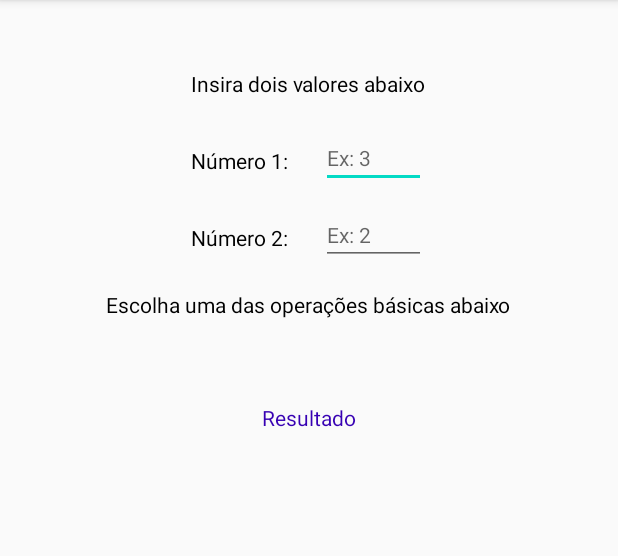
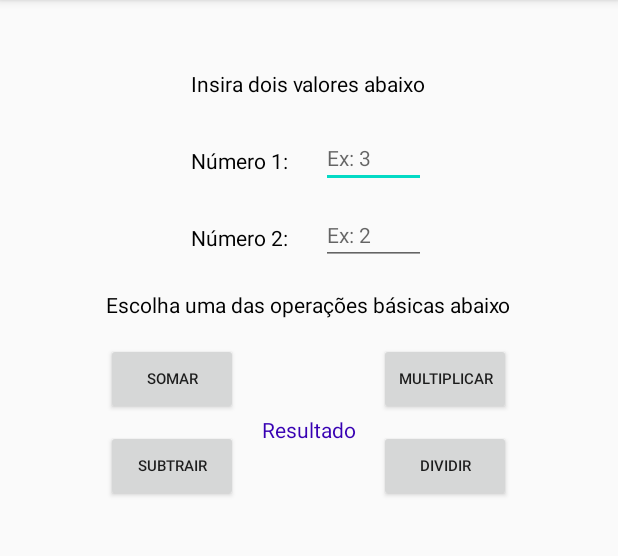
Before and after one commit to LuisGuilhermeCipriani/OperacoesBasicas, an Android app: the screen it shows after launch (MainActivity), on a phone screen of 412 x 824 dp, the part 84-640 px from its top. Run offline under Robolectric (Android 15) with nearby library versions, the phone set to English and light mode, and no system bars.

Commit message:
Adição de botões na tela

```diff
--- a/app/src/main/res/layout/activity_main.xml
+++ b/app/src/main/res/layout/activity_main.xml
@@ -79,10 +79,50 @@
         android:id="@+id/textViewResultado"
         android:layout_width="wrap_content"
         android:layout_height="wrap_content"
-        android:layout_marginTop="56dp"
+        android:layout_marginTop="64dp"
         android:text="Resultado"
         android:textColor="?android:attr/statusBarColor"
         app:layout_constraintEnd_toEndOf="parent"
         app:layout_constraintStart_toStartOf="parent"
         app:layout_constraintTop_toBottomOf="@+id/textViewInformacaoOperacoes" />
+
+    <Button
+        android:id="@+id/buttonSomar"
+        android:layout_width="wrap_content"
+        android:layout_height="wrap_content"
+        android:layout_marginTop="16dp"
+        android:text="Somar"
+        android:textSize="10sp"
+        app:layout_constraintStart_toStartOf="@+id/textViewInformacaoOperacoes"
+        app:layout_constraintTop_toBottomOf="@+id/textViewInformacaoOperacoes" />
+
+    <Button
+        android:id="@+id/buttonMultiplicar"
+        android:layout_width="wrap_content"
+        android:layout_height="wrap_content"
+        android:layout_marginTop="16dp"
+        android:text="Multiplicar"
+        android:textSize="10sp"
+        app:layout_constraintEnd_toEndOf="@+id/textViewInformacaoOperacoes"
+        app:layout_constraintTop_toBottomOf="@+id/textViewInformacaoOperacoes" />
+
+    <Button
+        android:id="@+id/buttonSubtrair"
+        android:layout_width="wrap_content"
+        android:layout_height="wrap_content"
+        android:layout_marginTop="10dp"
+        android:text="Subtrair"
+        android:textSize="10sp"
+        app:layout_constraintStart_toStartOf="@+id/buttonSomar"
+        app:layout_constraintTop_toBottomOf="@+id/buttonSomar" />
+
+    <Button
+        android:id="@+id/buttonDividir"
+        android:layout_width="wrap_content"
+        android:layout_height="wrap_content"
+        android:layout_marginTop="10dp"
+        android:text="Dividir"
+        android:textSize="10sp"
+        app:layout_constraintEnd_toEndOf="@+id/buttonMultiplicar"
+        app:layout_constraintTop_toBottomOf="@+id/buttonMultiplicar" />
 </androidx.constraintlayout.widget.ConstraintLayout>
```
